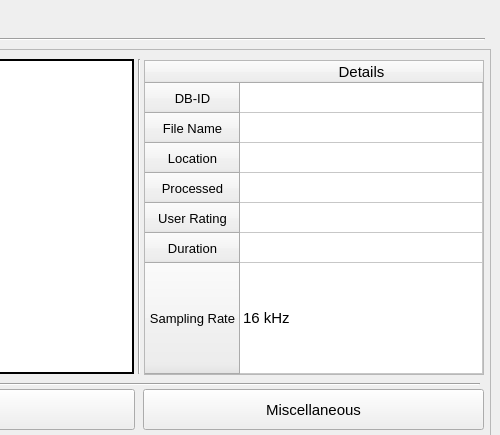
First picture: the form in App/ui/Application.ui, repository shashankrnr32/KannadaTTS-Application, before the edit; both pictures show x 866 to 1366 and y 134 to 569 of the 1366 by 768 pixel window.
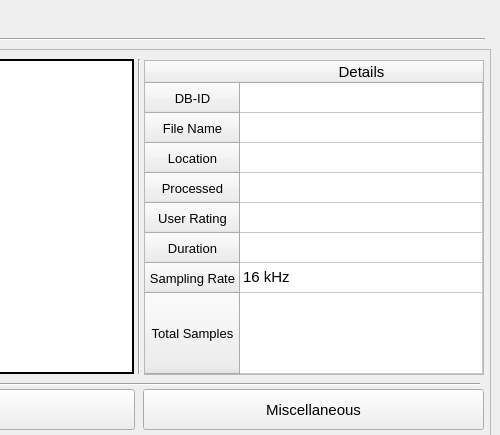
Second picture: the form after the edit. Icons and pictures are not drawn.

Diff of the .ui file:
```diff
--- a/App/ui/Application.ui
+++ b/App/ui/Application.ui
@@ -1031,6 +1031,19 @@
       <set>AlignHCenter|AlignVCenter|AlignCenter</set>
      </property>
     </row>
+    <row>
+     <property name="text">
+      <string>Total Samples</string>
+     </property>
+     <property name="font">
+      <font>
+       <pointsize>10</pointsize>
+      </font>
+     </property>
+     <property name="textAlignment">
+      <set>AlignHCenter|AlignVCenter|AlignCenter</set>
+     </property>
+    </row>
     <column>
      <property name="text">
       <string>Details</string>
```
